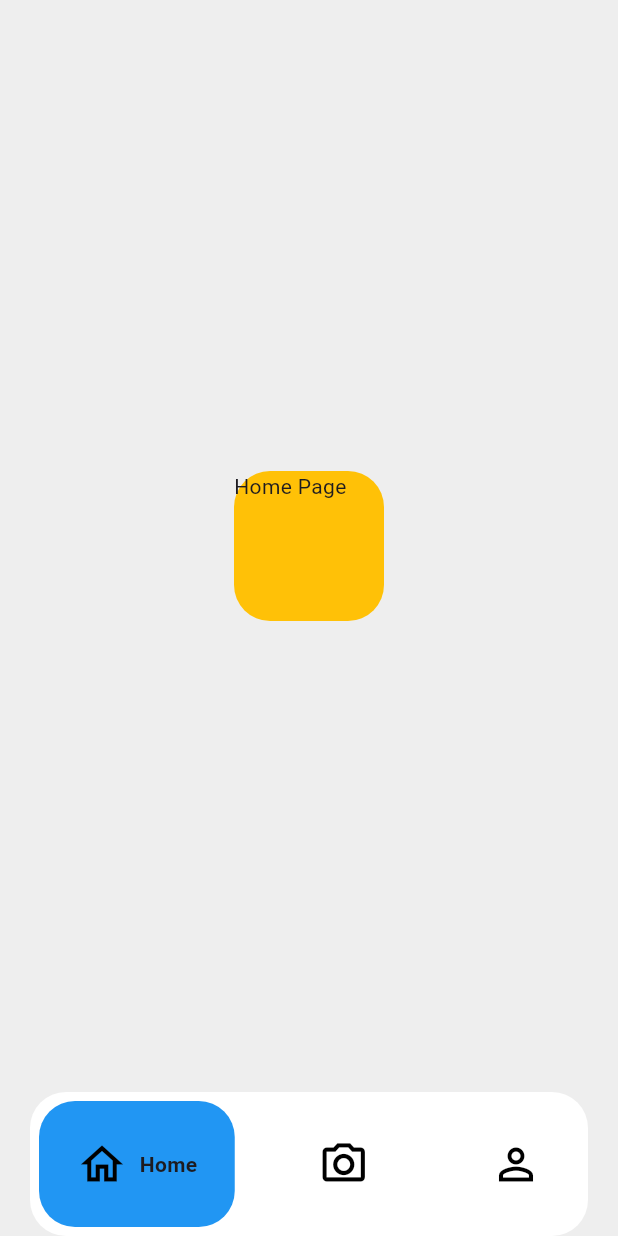
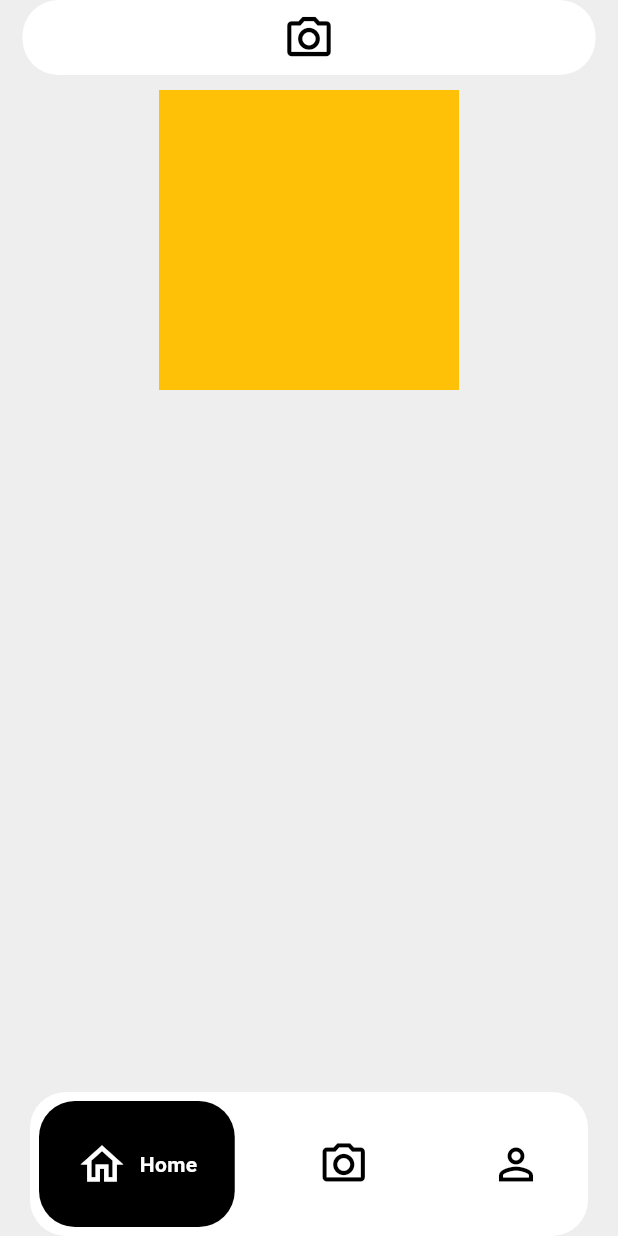
Before and after one commit to eraykasap/HistoryIdentifier, a Flutter app: the screen it shows after launch, on a phone screen of 412 x 824 dp. Run offline on Flutter 3.47's test engine with Material 3 defaults, Android fonts, the phone set to English and light mode, and no system bars; drawn by our look-alikes of google_nav_bar.

Commit message:
home page

```diff
--- a/lib/main.dart
+++ b/lib/main.dart
@@ -58,9 +58,32 @@ class _BottomNavBarCustomState extends State<BottomNavBarCustom> {
 
       backgroundColor: Colors.grey.shade200,
 
-      body: allPages[selectedIndex],
+      body: Stack(
+        children: [
 
-      bottomNavigationBar: SafeArea(
+          allPages[selectedIndex],
+
+          //! BOTTOM NAV BAR
+          Align(
+            alignment: Alignment.bottomCenter,
+            child: bottomNavgationBar((value) {
+              setState(() {
+                selectedIndex = value;
+              });
+            }),
+          ),
+
+        ],
+      ),
+
+
+    );
+  }
+}
+
+
+Widget bottomNavgationBar (Function(int) onSelect) {
+  return SafeArea(
         child: Padding(
           padding: const EdgeInsets.symmetric(horizontal: 20),
           child: Container(
@@ -70,7 +93,9 @@ class _BottomNavBarCustomState extends State<BottomNavBarCustom> {
             ),
             child: GNav(
 
-              tabBackgroundColor: Colors.blue,
+              tabBackgroundColor: Colors.black,
+              color: Colors.black,
+              activeColor: Colors.white,
               //backgroundColor: Colors.white,
               iconSize: 34,
               tabBorderRadius: 24,
@@ -90,16 +115,13 @@ class _BottomNavBarCustomState extends State<BottomNavBarCustom> {
                   icon: Icons.person_outline,
                   text: "Profile",
                 )
-              ]
+              ],
+                onTabChange: (value) {
+                  onSelect(value);
+                }
             ),
+
           ),
         ),
-      ),
-    );
-  }
+      );
 }
-
-
-Widget bottomNavgationBar () {
-  return Container();
-}
--- a/lib/pages/home_page.dart
+++ b/lib/pages/home_page.dart
@@ -6,15 +6,46 @@ class HomePage extends StatelessWidget {
 
   @override
   Widget build(BuildContext context) {
-    return Center(
-      child: Container(
-        width: 100,
-        height: 100,
-        //color: Colors.amber,
-        child: Text("Home Page"),
-        decoration: BoxDecoration(
-          borderRadius: BorderRadius.circular(24),
-          color: Colors.amber
+    return SafeArea(
+      child: SingleChildScrollView(
+        child: Padding(
+          padding: const EdgeInsets.symmetric(horizontal: 15),
+          child: Column(
+            spacing: 10,
+            children: [
+
+              //! TEXT BUTTON
+              SizedBox(
+                width: double.infinity,
+                height: 50,
+                child: TextButton(
+                    onPressed: () {
+
+                  }, child: Icon(Icons.photo_camera_outlined, size: 35,),
+                  style: TextButton.styleFrom(
+                    backgroundColor: Colors.white,
+                    foregroundColor: Colors.black,
+                    shape: RoundedRectangleBorder(
+                      borderRadius: BorderRadiusGeometry.circular(24)
+                    )
+                  ),
+                ),
+              ),
+
+              Container(
+                width: 200,
+                height: 200,
+                color: Colors.amber,
+              ),
+
+
+
+
+
+
+
+            ],
+          ),
         ),
       ),
     );
--- a/pubspec.yaml
+++ b/pubspec.yaml
@@ -35,6 +35,7 @@ dependencies:
   # Use with the CupertinoIcons class for iOS style icons.
   cupertino_icons: ^1.0.8
   google_nav_bar: ^5.0.7
+  gap: ^3.0.1
 
 dev_dependencies:
   flutter_test:
```
Also changed, not shown: pubspec.lock.
